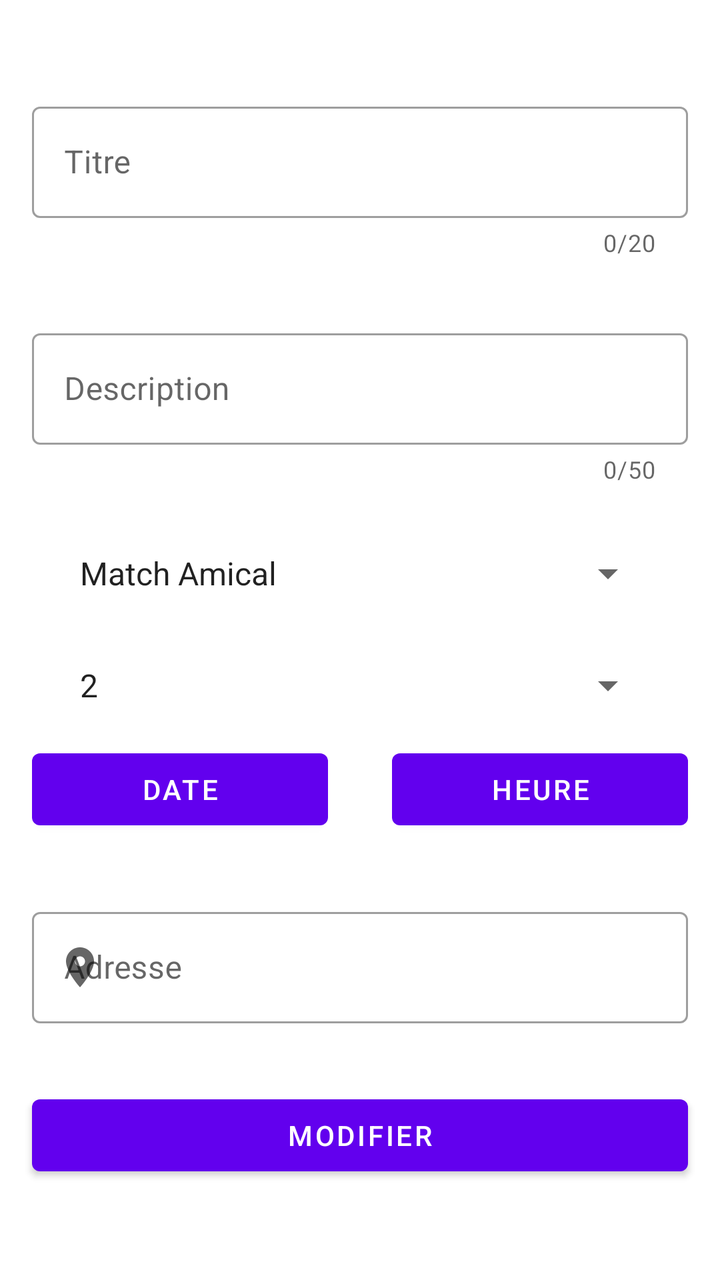
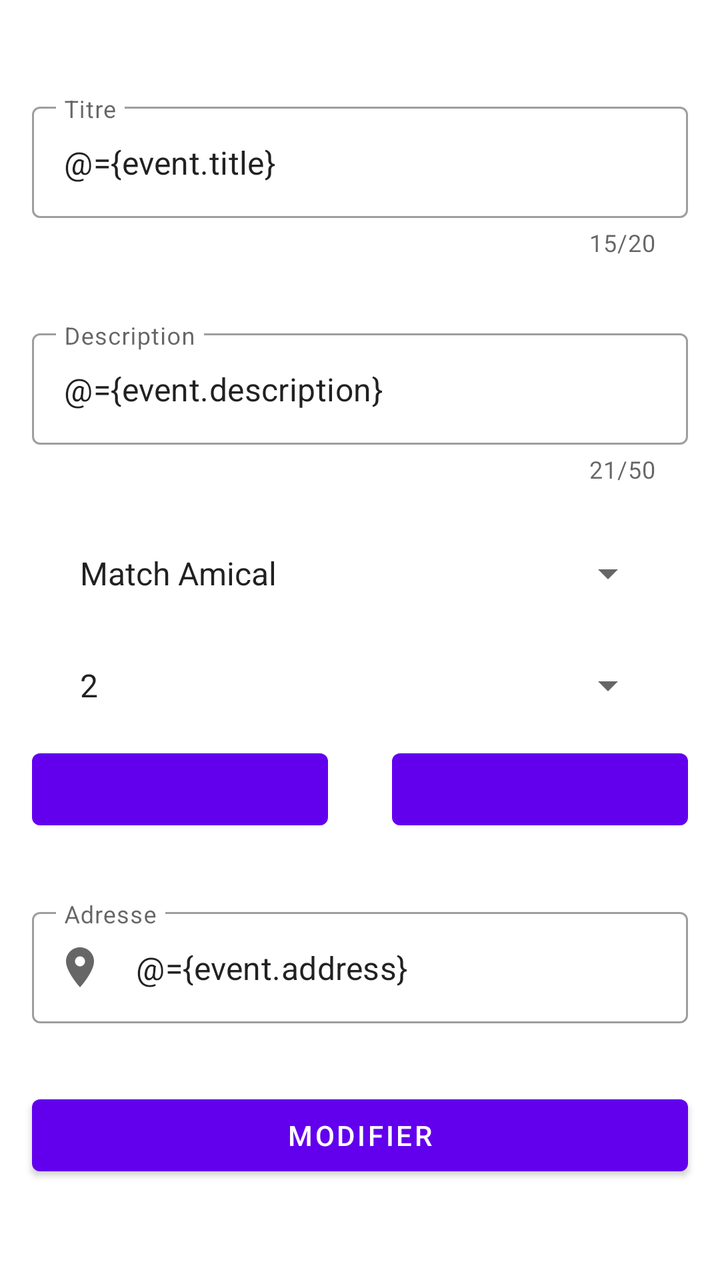

Two renders of the same Android screen: before a commit and after it. Below are the layout's source before the change and the commit's diff.
<!-- AndroidManifest.xml: application theme AppTheme -->
<!-- res/layout/fragment_event_edit.xml -->
<?xml version="1.0" encoding="utf-8"?>
<ScrollView xmlns:android="http://schemas.android.com/apk/res/android"
    xmlns:app="http://schemas.android.com/apk/res-auto"
    xmlns:tools="http://schemas.android.com/tools"
    android:layout_width="match_parent"
    android:layout_height="match_parent"
    android:layout_marginTop="?android:attr/actionBarSize">

    <LinearLayout
        android:layout_width="match_parent"
        android:layout_height="wrap_content"
        android:orientation="vertical"
        tools:context=".fragments.calendar.EventCreationFragment">

        <ProgressBar
            android:id="@+id/progressBar"
            style="?android:attr/progressBarStyleHorizontal"
            android:layout_width="match_parent"
            android:layout_height="wrap_content"
            android:visibility="invisible" />

        <com.google.android.material.textfield.TextInputLayout
            android:id="@+id/event_edit_title_layout"
            style="@style/Widget.MaterialComponents.TextInputLayout.OutlinedBox"
            android:layout_width="match_parent"
            android:layout_height="match_parent"
            android:layout_marginStart="16dp"
            android:layout_marginTop="32dp"
            android:layout_marginEnd="16dp"
            app:counterEnabled="true"
            app:counterMaxLength="20"
            app:endIconMode="clear_text"
            app:errorEnabled="true">

            <com.google.android.material.textfield.TextInputEditText
                android:id="@+id/event_edit_title_input"
                android:layout_width="match_parent"
                android:layout_height="wrap_content"
                android:hint="@string/event_title"
                android:inputType="text" />


        </com.google.android.material.textfield.TextInputLayout>

        <com.google.android.material.textfield.TextInputLayout
            android:id="@+id/event_edit_desc_layout"
            style="@style/Widget.MaterialComponents.TextInputLayout.OutlinedBox"
            android:layout_width="match_parent"
            android:layout_height="wrap_content"
            android:layout_marginStart="16dp"
            android:layout_marginTop="32dp"
            android:layout_marginEnd="16dp"
            app:counterEnabled="true"
            app:counterMaxLength="50"
            app:endIconMode="clear_text"
            app:errorEnabled="true">

            <com.google.android.material.textfield.TextInputEditText
                android:id="@+id/event_edit_desc_input"
                android:layout_width="match_parent"
                android:layout_height="wrap_content"
                android:hint="@string/event_description"
                android:inputType="text" />

        </com.google.android.material.textfield.TextInputLayout>

        <androidx.appcompat.widget.AppCompatSpinner
            android:id="@+id/event_edit_typeSpinner"
            android:layout_width="match_parent"
            android:layout_height="wrap_content"
            android:layout_marginStart="32dp"
            android:layout_marginTop="32dp"
            android:layout_marginEnd="32dp"
            android:entries="@array/typeList"
            android:spinnerMode="dialog" />

        <androidx.appcompat.widget.AppCompatSpinner
            android:id="@+id/event_edit_teamSpinner"
            android:layout_width="match_parent"
            android:layout_height="wrap_content"
            android:layout_marginStart="32dp"
            android:layout_marginTop="32dp"
            android:layout_marginEnd="32dp"
            android:entries="@array/teamList"
            android:spinnerMode="dialog" />

        <LinearLayout
            android:layout_width="match_parent"
            android:layout_height="wrap_content"
            android:layout_marginTop="16dp">


            <com.google.android.material.button.MaterialButton
                android:id="@+id/event_edit_day_picker"
                android:layout_width="wrap_content"
                android:layout_height="wrap_content"
                android:layout_marginStart="16dp"
                android:layout_marginEnd="16dp"
                android:layout_weight="1"
                android:text="Date" />

            <com.google.android.material.button.MaterialButton
                android:id="@+id/event_edit_time_picker"
                android:layout_width="wrap_content"
                android:layout_height="wrap_content"
                android:layout_marginStart="16dp"
                android:layout_marginEnd="16dp"
                android:layout_weight="1"
                android:text="Heure" />

        </LinearLayout>

        <com.google.android.material.textfield.TextInputLayout
            android:id="@+id/event_edit_address_layout"
            style="@style/Widget.MaterialComponents.TextInputLayout.OutlinedBox"
            android:layout_width="match_parent"
            android:layout_height="wrap_content"
            android:layout_marginStart="16dp"
            android:layout_marginTop="32dp"
            android:layout_marginEnd="16dp"
            app:startIconDrawable="@drawable/ic_marker">

            <com.google.android.material.textfield.TextInputEditText
                android:id="@+id/event_edit_address_input"
                android:layout_width="match_parent"
                android:layout_height="wrap_content"
                android:focusable="false"
                android:hint="@string/adresse_field"
                android:inputType="none" />

        </com.google.android.material.textfield.TextInputLayout>

        <com.google.android.material.button.MaterialButton
            android:id="@+id/event_edit_button"
            android:layout_width="match_parent"
            android:layout_height="wrap_content"
            android:layout_marginStart="16dp"
            android:layout_marginTop="32dp"
            android:layout_marginEnd="16dp"
            android:text="Modifier" />

    </LinearLayout>

</ScrollView>
<!-- resources referenced by this layout -->
<resources>
  <string-array name="teamList">
          <item>2</item>
          <item>3</item>
          <item>4</item>
          <item>5</item>
          <item>6</item>
          <item>7</item>
          <item>8</item>
          <item>9</item>
          <item>10</item>
          <item>11</item>
          <item>12</item>
          <item>13</item>
          <item>15</item>
          <item>14</item>
          <item>16</item>
      </string-array>
  <string-array name="typeList">
          <item>Match Amical</item>
          <item>Plateau</item>
          <item>Tournoi</item>
      </string-array>
  <!-- drawable ic_marker (drawable) -->
  <vector xmlns:android="http://schemas.android.com/apk/res/android"
      android:width="24dp"
      android:height="24dp"
      android:tint="#737373"
      android:viewportWidth="24"
      android:viewportHeight="24">
      <path
          android:fillColor="@android:color/white"
          android:pathData="M12,2C8.13,2 5,5.13 5,9c0,5.25 7,13 7,13s7,-7.75 7,-13c0,-3.87 -3.13,-7 -7,-7zM12,11.5c-1.38,0 -2.5,-1.12 -2.5,-2.5s1.12,-2.5 2.5,-2.5 2.5,1.12 2.5,2.5 -1.12,2.5 -2.5,2.5z" />
  </vector>
  <string name="adresse_field">Adresse</string>
  <string name="event_description">Description</string>
  <string name="event_title">Titre</string>
  <style name="AppTheme" parent="Theme.MaterialComponents.Light.DarkActionBar">
          
          <item name="colorPrimary">@color/colorPrimary</item>
          <item name="colorPrimaryDark">@color/colorPrimaryDark</item>
          <item name="colorAccent">@color/colorAccent</item>
          <item name="android:windowActionBarOverlay">true</item>
          
          <item name="windowActionBarOverlay">true</item>
      </style>
  <color name="colorPrimary">#6200EE</color>
  <color name="colorPrimaryDark">#3700B3</color>
  <color name="colorAccent">#03DAC5</color>
</resources>

<!-- the commit's change to res/layout/fragment_event_edit.xml (unified diff, before → after) -->
@@ -1,144 +1,167 @@
 <?xml version="1.0" encoding="utf-8"?>
-<ScrollView xmlns:android="http://schemas.android.com/apk/res/android"
+<layout xmlns:android="http://schemas.android.com/apk/res/android"
     xmlns:app="http://schemas.android.com/apk/res-auto"
-    xmlns:tools="http://schemas.android.com/tools"
-    android:layout_width="match_parent"
-    android:layout_height="match_parent"
-    android:layout_marginTop="?android:attr/actionBarSize">
+    xmlns:tools="http://schemas.android.com/tools">
 
-    <LinearLayout
+    <data>
+
+        <variable
+            name="event"
+            type="mfz.myfzone_sport.myf_zone.model.event.Event" />
+
+        <variable
+            name="eventDate"
+            type="String" />
+
+        <variable
+            name="eventTime"
+            type="String" />
+    </data>
+
+    <ScrollView
         android:layout_width="match_parent"
-        android:layout_height="wrap_content"
-        android:orientation="vertical"
-        tools:context=".fragments.calendar.EventCreationFragment">
-
-        <ProgressBar
-            android:id="@+id/progressBar"
-            style="?android:attr/progressBarStyleHorizontal"
-            android:layout_width="match_parent"
-            android:layout_height="wrap_content"
-            android:visibility="invisible" />
-
-        <com.google.android.material.textfield.TextInputLayout
-            android:id="@+id/event_edit_title_layout"
-            style="@style/Widget.MaterialComponents.TextInputLayout.OutlinedBox"
-            android:layout_width="match_parent"
-            android:layout_height="match_parent"
-            android:layout_marginStart="16dp"
-            android:layout_marginTop="32dp"
-            android:layout_marginEnd="16dp"
-            app:counterEnabled="true"
-            app:counterMaxLength="20"
-            app:endIconMode="clear_text"
-            app:errorEnabled="true">
-
-            <com.google.android.material.textfield.TextInputEditText
-                android:id="@+id/event_edit_title_input"
-                android:layout_width="match_parent"
-                android:layout_height="wrap_content"
-                android:hint="@string/event_title"
-                android:inputType="text" />
-
-
-        </com.google.android.material.textfield.TextInputLayout>
-
-        <com.google.android.material.textfield.TextInputLayout
-            android:id="@+id/event_edit_desc_layout"
-            style="@style/Widget.MaterialComponents.TextInputLayout.OutlinedBox"
-            android:layout_width="match_parent"
-            android:layout_height="wrap_content"
-            android:layout_marginStart="16dp"
-            android:layout_marginTop="32dp"
-            android:layout_marginEnd="16dp"
-            app:counterEnabled="true"
-            app:counterMaxLength="50"
-            app:endIconMode="clear_text"
-            app:errorEnabled="true">
-
-            <com.google.android.material.textfield.TextInputEditText
-                android:id="@+id/event_edit_desc_input"
-                android:layout_width="match_parent"
-                android:layout_height="wrap_content"
-                android:hint="@string/event_description"
-                android:inputType="text" />
-
-        </com.google.android.material.textfield.TextInputLayout>
-
-        <androidx.appcompat.widget.AppCompatSpinner
-            android:id="@+id/event_edit_typeSpinner"
-            android:layout_width="match_parent"
-            android:layout_height="wrap_content"
-            android:layout_marginStart="32dp"
-            android:layout_marginTop="32dp"
-            android:layout_marginEnd="32dp"
-            android:entries="@array/typeList"
-            android:spinnerMode="dialog" />
-
-        <androidx.appcompat.widget.AppCompatSpinner
-            android:id="@+id/event_edit_teamSpinner"
-            android:layout_width="match_parent"
-            android:layout_height="wrap_content"
-            android:layout_marginStart="32dp"
-            android:layout_marginTop="32dp"
-            android:layout_marginEnd="32dp"
-            android:entries="@array/teamList"
-            android:spinnerMode="dialog" />
+        android:layout_height="match_parent"
+        android:layout_marginTop="?android:attr/actionBarSize">
 
         <LinearLayout
             android:layout_width="match_parent"
             android:layout_height="wrap_content"
-            android:layout_marginTop="16dp">
+            android:orientation="vertical"
+            tools:context=".fragments.calendar.event_creation.EventCreationFragment">
+
+            <ProgressBar
+                android:id="@+id/progressBar"
+                style="?android:attr/progressBarStyleHorizontal"
+                android:layout_width="match_parent"
+                android:layout_height="wrap_content"
+                android:visibility="invisible" />
+
+            <com.google.android.material.textfield.TextInputLayout
+                android:id="@+id/event_edit_title_layout"
+                style="@style/Widget.MaterialComponents.TextInputLayout.OutlinedBox"
+                android:layout_width="match_parent"
+                android:layout_height="match_parent"
+                android:layout_marginStart="16dp"
+                android:layout_marginTop="32dp"
+                android:layout_marginEnd="16dp"
+                app:counterEnabled="true"
+                app:counterMaxLength="20"
+                app:endIconMode="clear_text"
+                app:errorEnabled="true">
+
+                <com.google.android.material.textfield.TextInputEditText
+                    android:id="@+id/event_edit_title_input"
+                    android:layout_width="match_parent"
+                    android:layout_height="wrap_content"
+                    android:hint="@string/event_title"
+                    android:inputType="text"
+                    android:text="@={event.title}" />
 
 
-            <com.google.android.material.button.MaterialButton
-                android:id="@+id/event_edit_day_picker"
-                android:layout_width="wrap_content"
+            </com.google.android.material.textfield.TextInputLayout>
+
+            <com.google.android.material.textfield.TextInputLayout
+                android:id="@+id/event_edit_desc_layout"
+                style="@style/Widget.MaterialComponents.TextInputLayout.OutlinedBox"
+                android:layout_width="match_parent"
                 android:layout_height="wrap_content"
                 android:layout_marginStart="16dp"
+                android:layout_marginTop="32dp"
                 android:layout_marginEnd="16dp"
-                android:layout_weight="1"
-                android:text="Date" />
+                app:counterEnabled="true"
+                app:counterMaxLength="50"
+                app:endIconMode="clear_text"
+                app:errorEnabled="true">
+
+                <com.google.android.material.textfield.TextInputEditText
+                    android:id="@+id/event_edit_desc_input"
+                    android:layout_width="match_parent"
+                    android:layout_height="wrap_content"
+                    android:hint="@string/event_description"
+                    android:inputType="text"
+                    android:text="@={event.description}" />
+
+            </com.google.android.material.textfield.TextInputLayout>
+
+            <androidx.appcompat.widget.AppCompatSpinner
+                android:id="@+id/event_edit_typeSpinner"
+                android:layout_width="match_parent"
+                android:layout_height="wrap_content"
+                android:layout_marginStart="32dp"
+                android:layout_marginTop="32dp"
+                android:layout_marginEnd="32dp"
+                android:entries="@array/typeList"
+                android:spinnerMode="dialog" />
+
+            <androidx.appcompat.widget.AppCompatSpinner
+                android:id="@+id/event_edit_teamSpinner"
+                android:layout_width="match_parent"
+                android:layout_height="wrap_content"
+                android:layout_marginStart="32dp"
+                android:layout_marginTop="32dp"
+                android:layout_marginEnd="32dp"
+                android:entries="@array/teamList"
+                android:spinnerMode="dialog" />
+
+            <LinearLayout
+                android:layout_width="match_parent"
+                android:layout_height="wrap_content"
+                android:layout_marginTop="16dp">
+
+
+                <com.google.android.material.button.MaterialButton
+                    android:id="@+id/event_edit_day_picker"
+                    android:layout_width="wrap_content"
+                    android:layout_height="wrap_content"
+                    android:layout_marginStart="16dp"
+                    android:layout_marginEnd="16dp"
+                    android:layout_weight="1"
+                    android:text="@{eventDate}" />
+
+                <com.google.android.material.button.MaterialButton
+                    android:id="@+id/event_edit_time_picker"
+                    android:layout_width="wrap_content"
+                    android:layout_height="wrap_content"
+                    android:layout_marginStart="16dp"
+                    android:layout_marginEnd="16dp"
+                    android:layout_weight="1"
+                    android:text="@{eventTime}" />
+
+            </LinearLayout>
+
+            <com.google.android.material.textfield.TextInputLayout
+                android:id="@+id/event_edit_address_layout"
+                style="@style/Widget.MaterialComponents.TextInputLayout.OutlinedBox"
+                android:layout_width="match_parent"
+                android:layout_height="wrap_content"
+                android:layout_marginStart="16dp"
+                android:layout_marginTop="32dp"
+                android:layout_marginEnd="16dp"
+                app:startIconDrawable="@drawable/ic_marker">
+
+                <com.google.android.material.textfield.TextInputEditText
+                    android:id="@+id/event_edit_address_input"
+                    android:layout_width="match_parent"
+                    android:layout_height="wrap_content"
+                    android:focusable="false"
+                    android:hint="@string/address_field"
+                    android:inputType="none"
+                    android:text="@={event.address}" />
+
+            </com.google.android.material.textfield.TextInputLayout>
 
             <com.google.android.material.button.MaterialButton
-                android:id="@+id/event_edit_time_picker"
-                android:layout_width="wrap_content"
+                android:id="@+id/event_edit_button"
+                android:layout_width="match_parent"
                 android:layout_height="wrap_content"
                 android:layout_marginStart="16dp"
+                android:layout_marginTop="32dp"
                 android:layout_marginEnd="16dp"
-                android:layout_weight="1"
-                android:text="Heure" />
+                android:onClick="@{}"
+                android:text="Modifier" />
 
         </LinearLayout>
 
-        <com.google.android.material.textfield.TextInputLayout
-            android:id="@+id/event_edit_address_layout"
-            style="@style/Widget.MaterialComponents.TextInputLayout.OutlinedBox"
-            android:layout_width="match_parent"
-            android:layout_height="wrap_content"
-            android:layout_marginStart="16dp"
-            android:layout_marginTop="32dp"
-            android:layout_marginEnd="16dp"
-            app:startIconDrawable="@drawable/ic_marker">
+    </ScrollView>
 
-            <com.google.android.material.textfield.TextInputEditText
-                android:id="@+id/event_edit_address_input"
-                android:layout_width="match_parent"
-                android:layout_height="wrap_content"
-                android:focusable="false"
-                android:hint="@string/adresse_field"
-                android:inputType="none" />
-
-        </com.google.android.material.textfield.TextInputLayout>
-
-        <com.google.android.material.button.MaterialButton
-            android:id="@+id/event_edit_button"
-            android:layout_width="match_parent"
-            android:layout_height="wrap_content"
-            android:layout_marginStart="16dp"
-            android:layout_marginTop="32dp"
-            android:layout_marginEnd="16dp"
-            android:text="Modifier" />
-
-    </LinearLayout>
-
-</ScrollView>
+</layout>
<!-- resource entries referenced after the edit -->
@@ -33,7 +33,7 @@
           android:fillColor="@android:color/white"
           android:pathData="M12,2C8.13,2 5,5.13 5,9c0,5.25 7,13 7,13s7,-7.75 7,-13c0,-3.87 -3.13,-7 -7,-7zM12,11.5c-1.38,0 -2.5,-1.12 -2.5,-2.5s1.12,-2.5 2.5,-2.5 2.5,1.12 2.5,2.5 -1.12,2.5 -2.5,2.5z" />
   </vector>
-  <string name="adresse_field">Adresse</string>
+  <string name="address_field">Adresse</string>
   <string name="event_description">Description</string>
   <string name="event_title">Titre</string>
   <style name="AppTheme" parent="Theme.MaterialComponents.Light.DarkActionBar">
